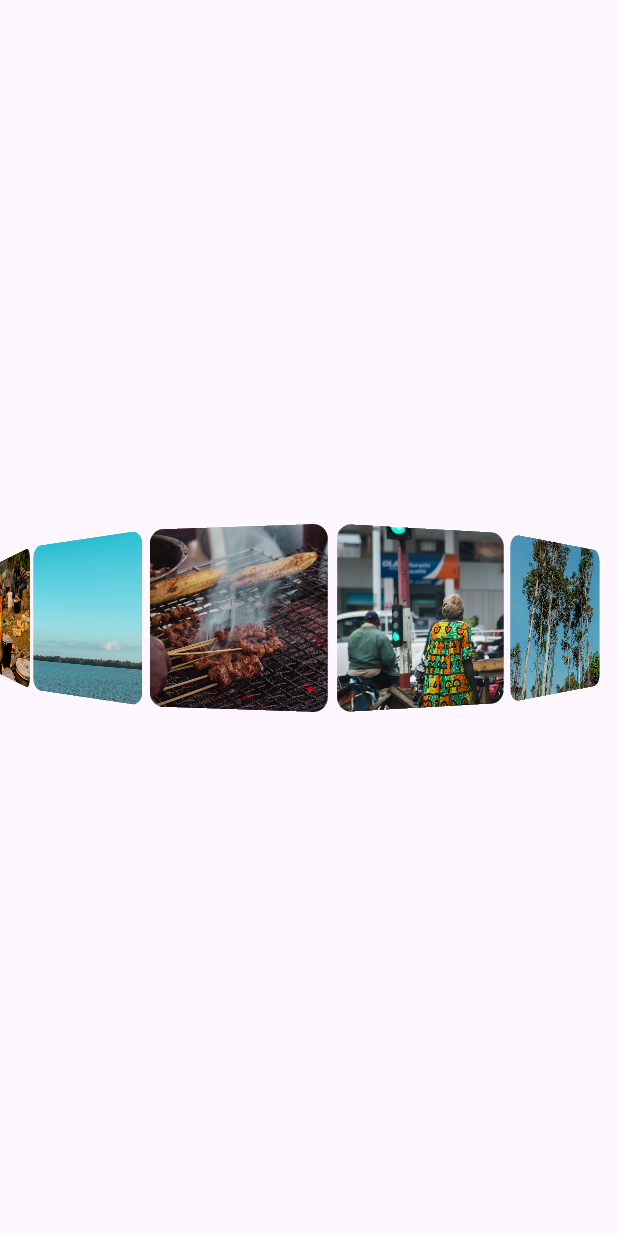
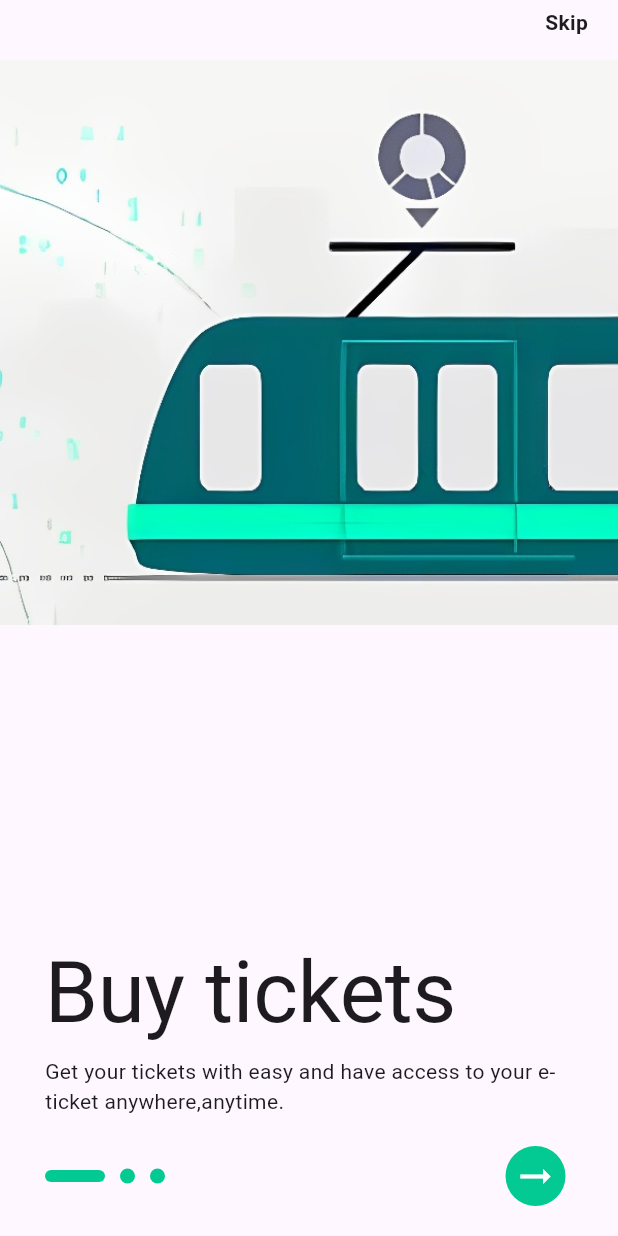
Before and after one commit to Puthsihta/FlutterUIAnimation, a Flutter app: the screen it shows after launch, on a phone screen of 412 x 824 dp. Run offline on Flutter 3.47's test engine with Material 3 defaults, Android fonts, the phone set to English and light mode, and no system bars.

Commit message:
feat: onboarding ui

```diff
--- a/lib/main.dart
+++ b/lib/main.dart
@@ -1,5 +1,6 @@
 import 'package:flutter/material.dart';
-import 'package:flutter_aninmation_ui/screens/home_screen.dart';
+// import 'package:flutter_aninmation_ui/screens/home/home_screen.dart';
+import 'package:flutter_aninmation_ui/screens/onboarding/onboarding_screen.dart';
 
 void main() {
   runApp(const MyApp());
@@ -18,7 +19,8 @@ class MyApp extends StatelessWidget {
         colorScheme: ColorScheme.fromSeed(seedColor: Colors.deepPurple),
         useMaterial3: true,
       ),
-      home: HomeScreen(),
+      // home: HomeScreen(),
+      home: const OnBoardingScreen(),
     );
   }
 }
--- /dev/null
+++ b/lib/models/screen_data.model.dart
@@ -0,0 +1,6 @@
+class ScreenData {
+  final String title;
+  final String description;
+
+  ScreenData({required this.title, required this.description});
+}
--- a/lib/screens/home_screen.dart
+++ b/lib/screens/home/home_screen.dart
@@ -2,7 +2,7 @@ import 'dart:math';
 
 import 'package:flutter/material.dart';
 import 'package:flutter_aninmation_ui/routes/router.dart';
-import 'package:flutter_aninmation_ui/screens/detail_screen.dart';
+import 'package:flutter_aninmation_ui/screens/home/detail_screen.dart';
 import 'package:flutter_aninmation_ui/utils/sizings.dart';
 
 class HomeScreen extends StatefulWidget {
--- /dev/null
+++ b/lib/screens/onboarding/onboarding_screen.dart
@@ -0,0 +1,185 @@
+import 'package:flutter/material.dart';
+import 'package:flutter_aninmation_ui/models/screen_data.model.dart';
+import 'package:flutter_aninmation_ui/utils/image_assets.dart';
+import 'package:flutter_aninmation_ui/utils/sizings.dart';
+
+class OnBoardingScreen extends StatefulWidget {
+  const OnBoardingScreen({super.key});
+
+  @override
+  State<OnBoardingScreen> createState() => _OnBoardingScreenState();
+}
+
+class _OnBoardingScreenState extends State<OnBoardingScreen> {
+  PageController controller = PageController(initialPage: 0);
+  int currentIndex = 0;
+  List<ScreenData> data = [
+    ScreenData(
+        title: "Buy tickets",
+        description:
+            "Get your tickets with easy and have access to your e-ticket anywhere,anytime."),
+    ScreenData(
+        title: "Schedule Info",
+        description: "Know your schedule and ticket update ahead."),
+    ScreenData(
+        title: "Track your location",
+        description:
+            "Track and share your location with family and friends via text or whatsapp.")
+  ];
+  @override
+  Widget build(BuildContext context) {
+    return Scaffold(
+      body: SafeArea(
+        child: Stack(
+          clipBehavior: Clip.none,
+          children: [
+            appPage(context),
+            topNavigation(),
+            bottomNavigation(),
+          ],
+        ),
+      ),
+    );
+  }
+
+  PageView appPage(BuildContext context) {
+    return PageView.builder(
+      controller: controller,
+      itemCount: data.length,
+      onPageChanged: (index) {
+        setState(() {
+          currentIndex = index;
+        });
+      },
+      itemBuilder: (c, i) {
+        ScreenData item = data[i];
+        return Column(
+          children: [
+            Column(
+              children: [
+                kh20Spacer(),
+                kh20Spacer(),
+                Image.asset(
+                  "${ImageAsset.illustration}$i.jpg",
+                  width: kWidth(context),
+                ),
+              ],
+            ),
+            const Spacer(),
+            Container(
+              padding: kPadding(30, 0),
+              child: Column(
+                crossAxisAlignment: CrossAxisAlignment.start,
+                children: [
+                  Text(item.title,
+                      style: Theme.of(context).textTheme.displayLarge),
+                  kh10Spacer(),
+                  Text(
+                    item.description,
+                    style: Theme.of(context).textTheme.bodyMedium,
+                  ),
+                  kh20Spacer(),
+                  kh20Spacer(),
+                  kh20Spacer(),
+                  kh20Spacer(),
+                ],
+              ),
+            )
+          ],
+        );
+      },
+    );
+  }
+
+  Positioned topNavigation() {
+    return Positioned(
+      top: 0,
+      left: 20,
+      right: 20,
+      child: Row(
+        mainAxisAlignment: MainAxisAlignment.spaceBetween,
+        crossAxisAlignment: CrossAxisAlignment.center,
+        children: [
+          AnimatedSwitcher(
+            duration: const Duration(milliseconds: 900),
+            child: currentIndex > 0
+                ? GestureDetector(
+                    onTap: () {
+                      if (currentIndex > 0) {
+                        controller.animateToPage(currentIndex - 1,
+                            duration: const Duration(milliseconds: 500),
+                            curve: Curves.linear);
+                      }
+                    },
+                    child: const Icon(Icons.arrow_back_outlined, size: 30),
+                  )
+                : const SizedBox(height: 30),
+          ),
+          GestureDetector(
+            onTap: () {
+              controller.animateToPage(data.length - 1,
+                  duration: const Duration(milliseconds: 500),
+                  curve: Curves.linear);
+            },
+            child: const Text("Skip",
+                style: TextStyle(fontWeight: FontWeight.w600)),
+          ),
+        ],
+      ),
+    );
+  }
+
+  Positioned bottomNavigation() {
+    return Positioned(
+      bottom: 20,
+      left: 30,
+      right: 30,
+      child: SizedBox(
+        height: 40,
+        width: kWidth(context),
+        child: Row(
+          mainAxisAlignment: MainAxisAlignment.spaceBetween,
+          children: [
+            Row(
+              children: [
+                indicator(currentIndex == 0),
+                indicator(currentIndex == 1),
+                indicator(currentIndex == 2),
+              ],
+            ),
+            GestureDetector(
+              onTap: () {
+                if (currentIndex < 2) {
+                  controller.animateToPage(currentIndex + 1,
+                      duration: const Duration(milliseconds: 500),
+                      curve: Curves.linear);
+                }
+              },
+              child: const CircleAvatar(
+                radius: 25,
+                backgroundColor: Color(0XFF02CA92),
+                child:
+                    Icon(Icons.arrow_right_alt, size: 30, color: Colors.white),
+              ),
+            ),
+          ],
+        ),
+      ),
+    );
+  }
+
+  Widget indicator(bool isActive) {
+    return AnimatedContainer(
+      duration: const Duration(milliseconds: 500),
+      margin: const EdgeInsets.only(right: 10),
+      height: isActive ? 8 : 10,
+      width: isActive ? 40 : 10,
+      decoration: BoxDecoration(
+        color: const Color(0XFF02CA92),
+        borderRadius:
+            isActive ? BorderRadius.circular(10) : BorderRadius.circular(10),
+        // shape: isActive ? BoxShape.rectangle : BoxShape.circle,
+      ),
+    );
+  }
+}
--- /dev/null
+++ b/lib/utils/image_assets.dart
@@ -0,0 +1,4 @@
+class ImageAsset {
+  static const illustration = "assets/imgs/image";
+  // static const illustration = "assets/imgs/illustration";
+}
--- a/lib/utils/sizings.dart
+++ b/lib/utils/sizings.dart
@@ -7,3 +7,22 @@ class AppSizing {
   static bool isTablet(context) => width(context) > 480 && width(context) < 895;
   static bool isDesktop(context) => width(context) > 895;
 }
+
+EdgeInsetsGeometry kAppPadding() => const EdgeInsets.symmetric(horizontal: 20);
+EdgeInsetsGeometry kph(double size) => EdgeInsets.symmetric(horizontal: size);
+
+EdgeInsetsGeometry kPadding(double width, double height) =>
+    EdgeInsets.symmetric(horizontal: width, vertical: height);
+
+EdgeInsetsGeometry kpv(double size) => EdgeInsets.symmetric(vertical: size);
+
+double kWidth(context) => MediaQuery.of(context).size.width;
+
+double kHeight(context) => MediaQuery.of(context).size.height;
+
+Widget kh20Spacer() => const SizedBox(height: 20);
+Widget kh10Spacer() => const SizedBox(height: 10);
+
+Widget khSpacer(double height) => SizedBox(height: height);
+
+Widget kwSpacer(double width) => SizedBox(width: width);
--- a/pubspec.yaml
+++ b/pubspec.yaml
@@ -34,6 +34,8 @@ dependencies:
   # The following adds the Cupertino Icons font to your application.
   # Use with the CupertinoIcons class for iOS style icons.
   cupertino_icons: ^1.0.6
+  flutter_svg: ^2.0.3
+  google_fonts: ^6.1.0
 
 dev_dependencies:
   flutter_test:
@@ -60,6 +62,7 @@ flutter:
   assets:
     - assets/imgs/
     - assets/fonts/
+    - assets/svgs/
   #   - images/a_dot_ham.jpeg
 
   # An image asset can refer to one or more resolution-specific "variants", see
```
Also changed, not shown: assets/imgs/illustration0.png (added), assets/imgs/illustration1.png (added), assets/imgs/illustration2.png (added), assets/imgs/image0.jpg (added), assets/imgs/image1.jpg (added), assets/imgs/image2.jpg (added), assets/svgs/illustration1.svg (added), lib/screens/home/detail_screen.dart (renamed from lib/screens/detail_screen.dart), pubspec.lock, 7 other files.
